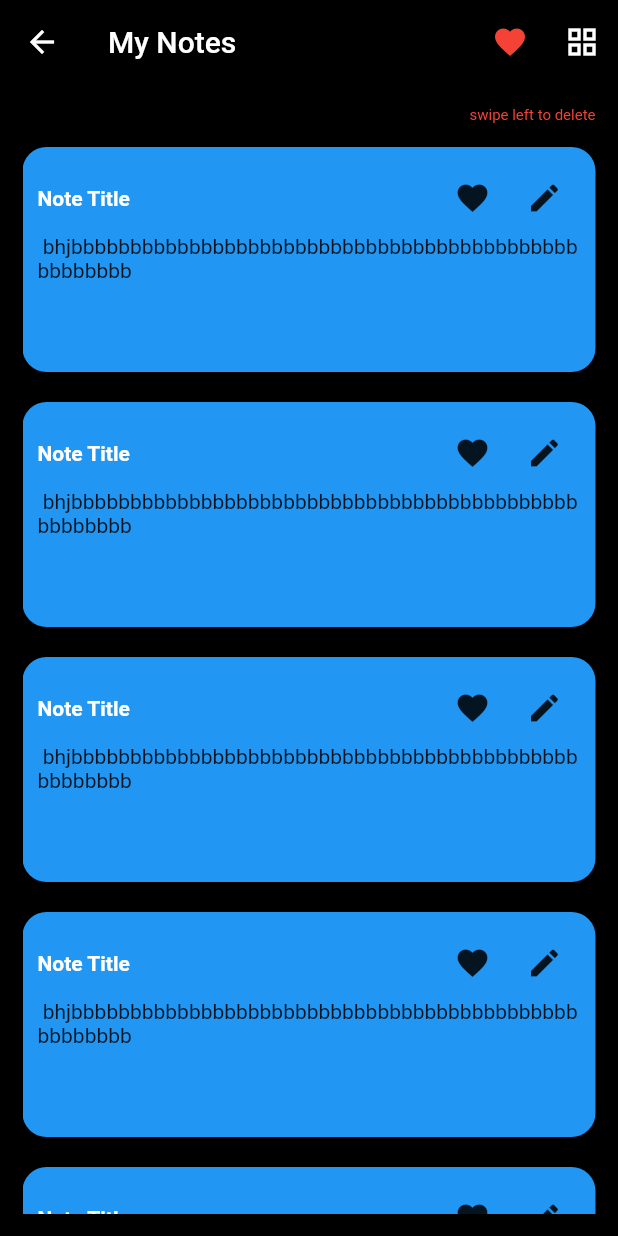
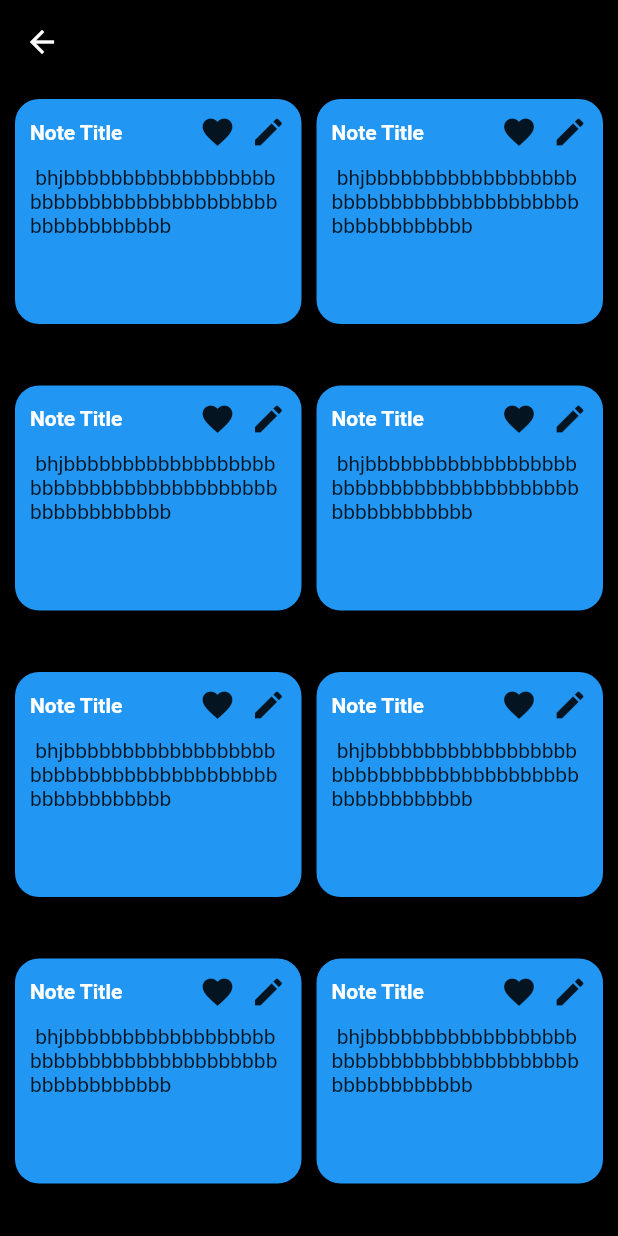
Before and after one commit to rokaia-ahmed/note_app, a Flutter app: the Home_screen screen opened directly, after a tap on the "grid view" icon, on a phone screen of 412 x 824 dp. Run offline on Flutter 3.47's test engine with Material 2 defaults, Android fonts, the phone set to English and light mode, and no system bars.

Commit message:
refactor1

```diff
--- a/lib/main.dart
+++ b/lib/main.dart
@@ -1,5 +1,5 @@
 import 'package:flutter/material.dart';
-import 'package:notes/views/screens/add_note.dart';
+import 'package:notes/views/screens/home_screen.dart';
 
 void main() {
   runApp(const MyApp());
@@ -16,18 +16,9 @@ class MyApp extends StatelessWidget {
       title: 'Flutter ss',
       theme: ThemeData(
         backgroundColor: Colors.black,
-        // This is the theme of your application.
-        //
-        // Try running your application with "flutter run". You'll see the
-        // application has a blue toolbar. Then, without quitting the app, try
-        // changing the primarySwatch below to Colors.green and then invoke
-        // "hot reload" (press "r" in the console where you ran "flutter run",
-        // or simply save your changes to "hot reload" in a Flutter IDE).
-        // Notice that the counter didn't reset back to zero; the application
-        // is not restarted.
         primarySwatch: Colors.blue,
       ),
-      home: AddNote(),
+      home: Home_screen(),
     );
   }
 }
--- a/lib/shared/app_colors.dart
+++ b/lib/shared/app_colors.dart
@@ -1,8 +1,3 @@
 import 'package:flutter/material.dart';
 const primaryColor = Color(0xff303030);
 const lightGreen  = Color(0xff00bfa5);
-<<<<<<<<< Temporary merge branch 1
-//11118888
-=========
-//t0000
->>>>>>>>> Temporary merge branch 2
--- a/lib/views/home/home_screen.dart
+++ /dev/null
@@ -1,41 +0,0 @@
-import 'package:flutter/material.dart';
-import 'package:notes/views/widgets/listViewItem.dart';
-
-class Home_screen extends StatefulWidget {
-  @override
-  _Home_screenState createState() => _Home_screenState();
-}
-
-class _Home_screenState extends State<Home_screen> {
-  @override
-  Widget build(BuildContext context) {
-    return Scaffold(
-      backgroundColor: Colors.black,
-      appBar: AppBar(backgroundColor: Colors.transparent,
-      title: Text("My Notes"),
-        actions: [
-          IconButton(icon:Icon(Icons.favorite,color: Colors.red,), onPressed: () {  }, ),
-          IconButton(onPressed: (){}, icon: Icon(Icons.grid_view))
-
-        ],
-      ),
-
-     body: Padding(
-       padding: const EdgeInsets.all(15),
-       child: Column(
-         crossAxisAlignment: CrossAxisAlignment.end,
-         children: [
-
-           Text("swipe left to delete",style: TextStyle(color: Colors.red,fontSize: 10),),
-           SizedBox(height: 15,),
-          Expanded(child: ListView.separated(
-              shrinkWrap: true,
-              itemBuilder: (BuildContext context,int index){ return listViewItem();},
-              separatorBuilder: (BuildContext context, int index) { return SizedBox(height: 20,); }, itemCount: 5),)
-
-         ],
-       ),
-     ),
-    );
-  }
-}
--- a/lib/views/screens/add_note.dart
+++ b/lib/views/screens/add_note.dart
@@ -2,7 +2,6 @@ import 'package:flutter/material.dart';
 
 class AddNote extends StatelessWidget {
   const AddNote({Key? key}) : super(key: key);
-
   @override
   Widget build(BuildContext context) {
     var width = MediaQuery.of(context).size.width;
--- a/lib/views/screens/home_screen.dart
+++ b/lib/views/screens/home_screen.dart
@@ -0,0 +1,65 @@
+import 'package:flutter/material.dart';
+import 'package:notes/shared/app_colors.dart';
+import 'package:notes/views/widgets/listViewItem.dart';
+
+import '../widgets/GridviewItem.dart';
+import 'add_note.dart';
+
+class Home_screen extends StatefulWidget {
+  @override
+  _Home_screenState createState() => _Home_screenState();
+}
+
+class _Home_screenState extends State<Home_screen> {
+  @override
+  Widget build(BuildContext context) {
+    return Scaffold(
+      backgroundColor: Colors.black,
+      appBar: AppBar(backgroundColor: Colors.transparent,
+        title: Text("My Notes"),
+        actions: [
+          IconButton(icon:Icon(Icons.favorite,color: Colors.red,),
+            onPressed: () {
+            },
+          ),
+          IconButton(
+              onPressed: (){
+                Navigator.push(context,MaterialPageRoute(
+                    builder: (context)=>GridViewItem()
+                ),
+                );
+              },
+              icon: Icon(Icons.grid_view)
+          ),
+
+        ],
+      ),
+      body: Padding(
+        padding: const EdgeInsets.all(15),
+        child: Column(
+          crossAxisAlignment: CrossAxisAlignment.end,
+          children: [
+            Text("swipe left to delete",style: TextStyle(color: Colors.red,fontSize: 10),),
+            SizedBox(height: 15,),
+            Expanded(child: ListView.separated(
+                shrinkWrap: true,
+                itemBuilder: (BuildContext context,int index){ return listViewItem();},
+                separatorBuilder: (BuildContext context, int index) { return SizedBox(height: 20,); }, itemCount: 5),)
+
+          ],
+        ),
+      ),
+      floatingActionButton: FloatingActionButton(
+        backgroundColor:lightGreen ,
+        child:Icon(Icons.add_outlined) ,
+        onPressed:(){
+          print('tuyrtytwe');
+          Navigator.push(context,MaterialPageRoute(
+            builder: (context)=>AddNote(),
+          ),
+          );
+        } ,
+      ),
+    );
+  }
+}
--- a/lib/views/widgets/GridviewItem.dart
+++ b/lib/views/widgets/GridviewItem.dart
@@ -0,0 +1,29 @@
+import 'package:flutter/material.dart';
+
+import 'listViewItem.dart';
+
+class GridViewItem extends StatelessWidget {
+  const GridViewItem({Key? key}) : super(key: key);
+  @override
+  Widget build(BuildContext context) {
+    return Scaffold(
+      backgroundColor: Colors.black,
+      appBar: AppBar(
+        backgroundColor: Colors.transparent,
+        elevation: 0.0,
+      ),
+      body: Padding(
+        padding: const EdgeInsets.all(10.0),
+        child: GridView.count(
+          crossAxisCount: 2,
+          crossAxisSpacing: 10,
+          children: List.generate(10,
+               (index){
+               return listViewItem();
+                  }
+          ),
+        ),
+      ),
+    );
+  }
+}
--- a/lib/views/widgets/listViewItem.dart
+++ b/lib/views/widgets/listViewItem.dart
@@ -8,6 +8,7 @@ class listViewItem extends StatelessWidget {
       background: buildSwipeActionRight(),
       key: Key("ih"),
       child: Container(
+        width: double.infinity,
         // margin: EdgeInsets.all(10),
         padding: EdgeInsets.all(10),
         height: 150,
@@ -26,10 +27,22 @@ class listViewItem extends StatelessWidget {
                       color: Colors.white, fontWeight: FontWeight.bold),
                 ),
                 Spacer(),
-                IconButton(onPressed: () {}, icon: Icon(Icons.favorite)),
-                IconButton(onPressed: () {}, icon: Icon(Icons.edit)),
+                InkWell(
+                  onTap: (){},
+                  child: Icon(Icons.favorite,
+                    //size: 12,
+                  ),
+                ),
+                SizedBox(width: 10),
+                InkWell(
+                  onTap:(){} ,
+                  child: Icon(Icons.edit,
+                    // size: 12,
+                  ),
+                ),
               ],
             ),
+            SizedBox(height: 10),
             Expanded(
               child: Text(
                 " bhjbbbbbbbbbbbbbbbbbbbbbbbbbbbbbbbbbbbbbbbbbbbbbbbbbbb",
```
